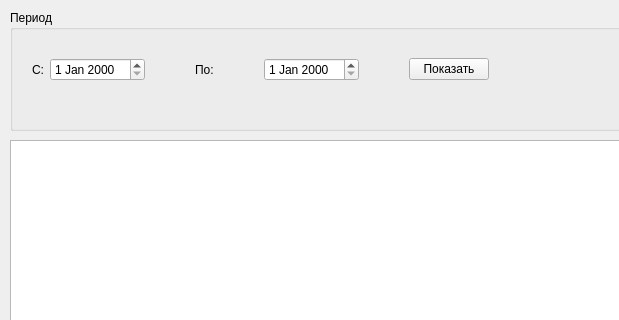
MishIvan/UbuntuProjects, file TasksAccounting/worksperioddialog.ui: the form before one commit; both pictures show x 0 to 619 and y 0 to 320 of the 905 by 690 pixel window.
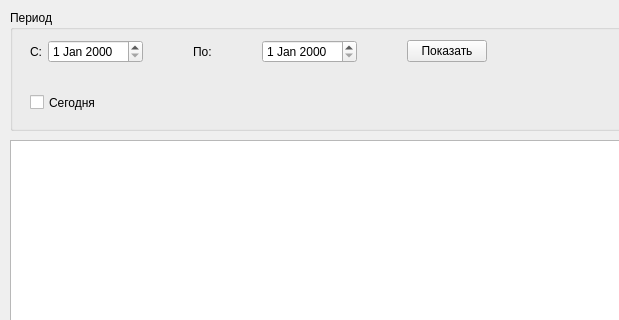
The form after the commit.

The edit to the form file:
```diff
--- a/TasksAccounting/worksperioddialog.ui
+++ b/TasksAccounting/worksperioddialog.ui
@@ -88,8 +88,8 @@
    <widget class="QWidget" name="layoutWidget">
     <property name="geometry">
      <rect>
-      <x>22</x>
-      <y>48</y>
+      <x>20</x>
+      <y>30</y>
       <width>561</width>
       <height>32</height>
      </rect>
@@ -150,6 +150,19 @@
      </item>
     </layout>
    </widget>
+   <widget class="QCheckBox" name="m_todayCheckBox">
+    <property name="geometry">
+     <rect>
+      <x>20</x>
+      <y>80</y>
+      <width>97</width>
+      <height>25</height>
+     </rect>
+    </property>
+    <property name="text">
+     <string>Сегодня</string>
+    </property>
+   </widget>
   </widget>
  </widget>
  <resources/>
```
